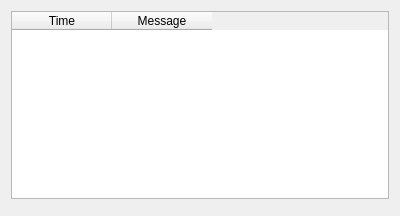
Old version of the form Form/DialogNotifications.ui in the repository isuhao/TMediaPlayer.
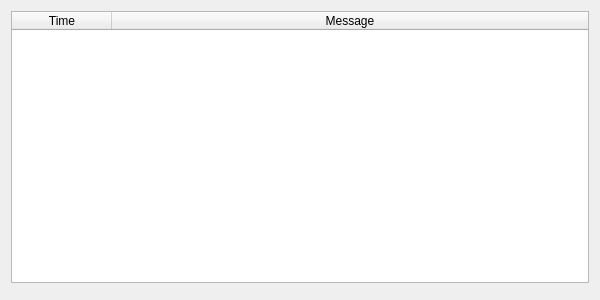
New version of the form.

```diff
--- a/Form/DialogNotifications.ui
+++ b/Form/DialogNotifications.ui
@@ -6,8 +6,8 @@
    <rect>
     <x>0</x>
     <y>0</y>
-    <width>400</width>
-    <height>216</height>
+    <width>600</width>
+    <height>300</height>
    </rect>
   </property>
   <property name="minimumSize">
@@ -34,6 +34,9 @@
      <attribute name="horizontalHeaderMinimumSectionSize">
       <number>50</number>
      </attribute>
+     <attribute name="horizontalHeaderStretchLastSection">
+      <bool>true</bool>
+     </attribute>
      <attribute name="verticalHeaderVisible">
       <bool>false</bool>
      </attribute>
```
